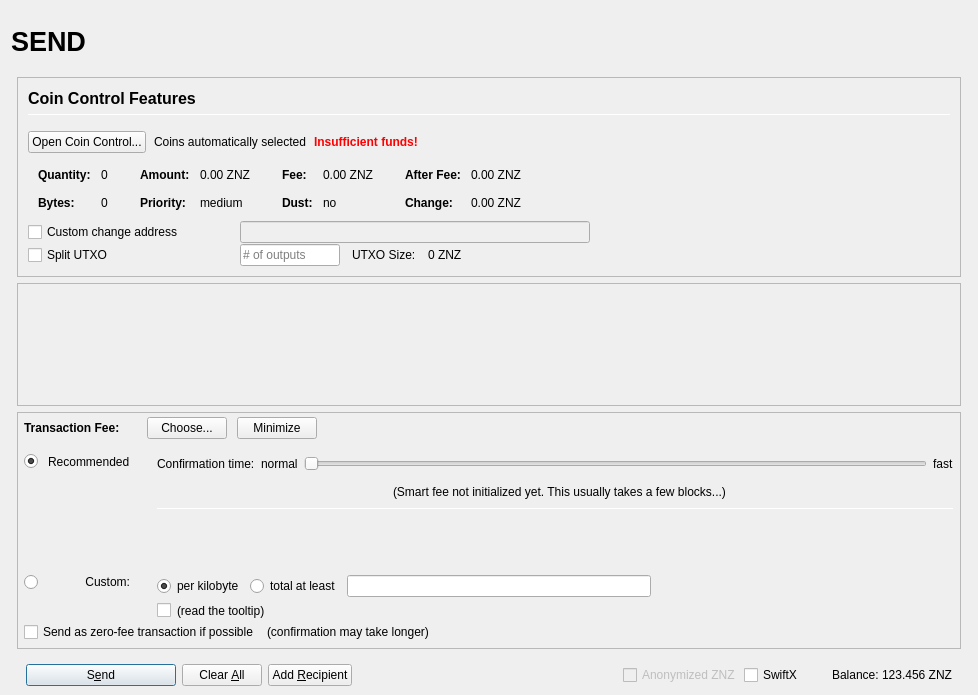
Qt form src/qt/forms/sendcoinsdialog.ui (ZENZO-Ecosystem/ZENZO-Core-Archive) before a commit.
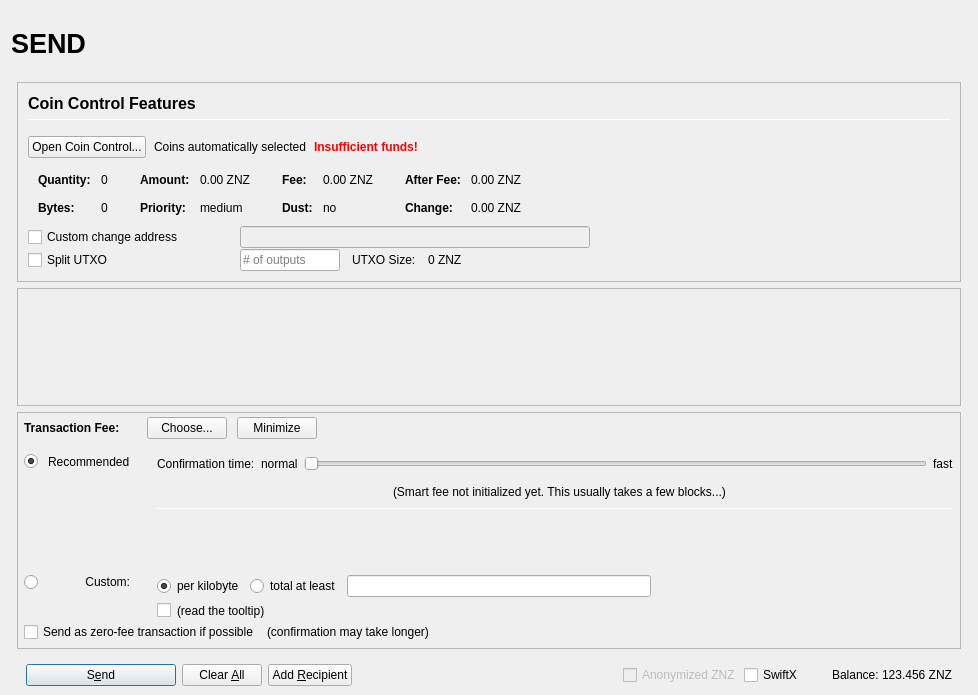
The same form after that commit. Icons and pictures are not drawn. Custom widgets are drawn as their Qt base class.

```diff
--- a/src/qt/forms/sendcoinsdialog.ui
+++ b/src/qt/forms/sendcoinsdialog.ui
@@ -103,14 +103,14 @@
            <widget class="QLabel" name="labelOverviewHeaderRight">
             <property name="minimumSize">
              <size>
-              <width>464</width>
-              <height>60</height>
+              <width>290</width>
+              <height>65</height>
              </size>
             </property>
             <property name="maximumSize">
              <size>
-              <width>16777215</width>
-              <height>60</height>
+              <width>290</width>
+              <height>65</height>
              </size>
             </property>
             <property name="font">
```
